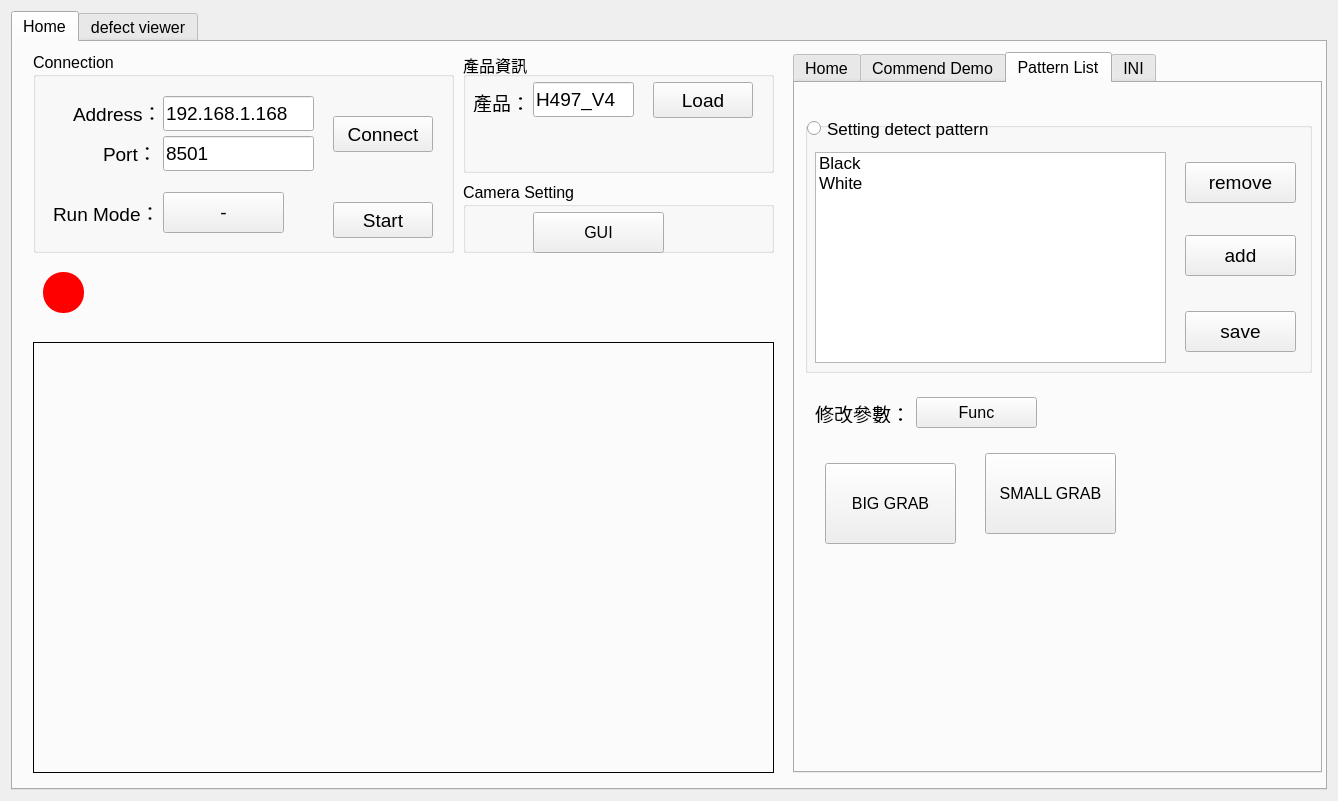
This is widget.ui in hsinying-tsai/CT2 as Qt 5 draws it before an edit. The edited form follows.
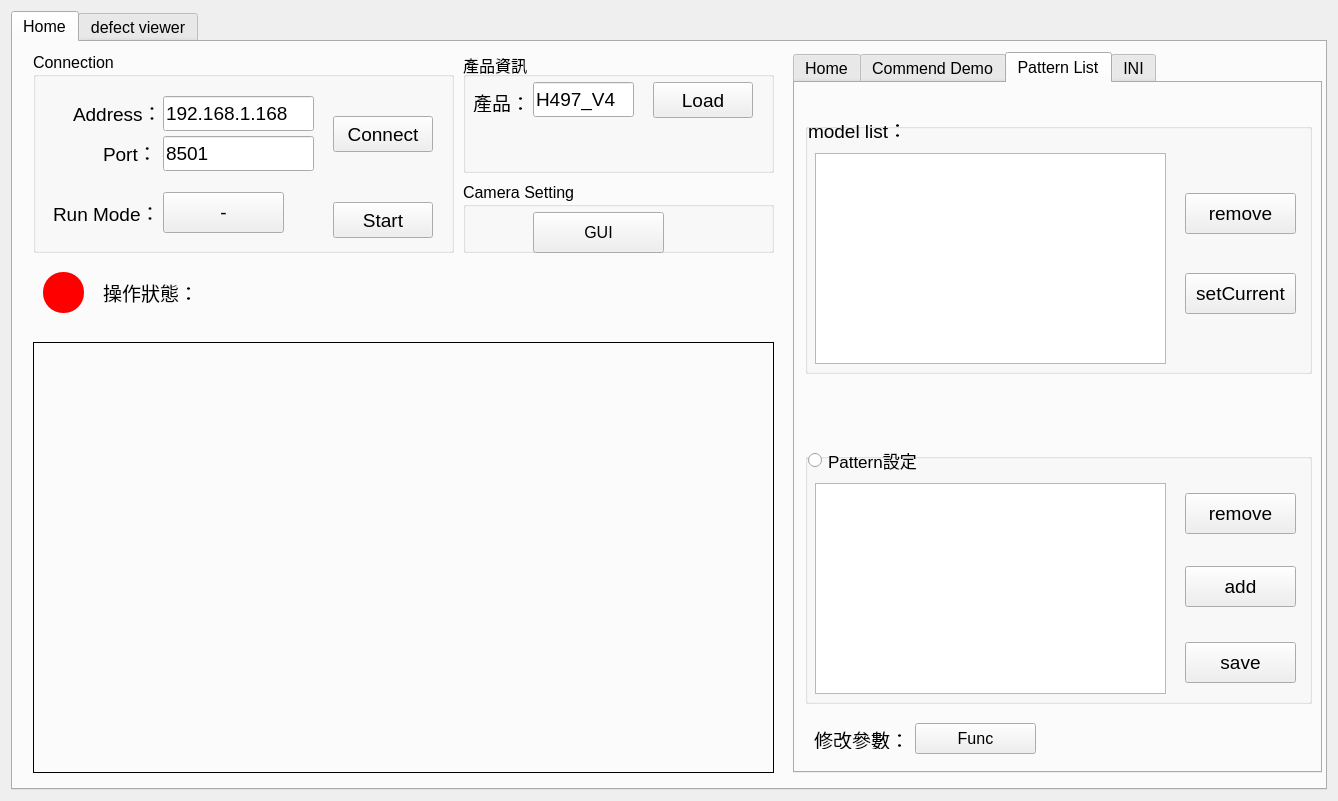
This is the edited form. Custom widgets are drawn as their Qt base class.

```diff
--- a/widget.ui
+++ b/widget.ui
@@ -775,7 +775,7 @@
          <property name="geometry">
           <rect>
            <x>10</x>
-           <y>39</y>
+           <y>370</y>
            <width>507</width>
            <height>251</height>
           </rect>
@@ -859,34 +859,6 @@
           <property name="dragDropMode">
            <enum>QAbstractItemView::InternalMove</enum>
           </property>
-          <item>
-           <property name="text">
-            <string>Black</string>
-           </property>
-           <property name="font">
-            <font>
-             <strikeout>false</strikeout>
-             <kerning>true</kerning>
-            </font>
-           </property>
-           <property name="flags">
-            <set>ItemIsSelectable|ItemIsEditable|ItemIsDragEnabled|ItemIsUserCheckable|ItemIsEnabled</set>
-           </property>
-          </item>
-          <item>
-           <property name="text">
-            <string>White</string>
-           </property>
-           <property name="font">
-            <font>
-             <underline>false</underline>
-             <stylestrategy>PreferAntialias</stylestrategy>
-            </font>
-           </property>
-           <property name="flags">
-            <set>ItemIsSelectable|ItemIsEditable|ItemIsDragEnabled|ItemIsUserCheckable|ItemIsEnabled</set>
-           </property>
-          </item>
          </widget>
          <widget class="QPushButton" name="puB_add">
           <property name="geometry">
@@ -911,8 +883,8 @@
         <widget class="QPushButton" name="pushButton_func">
          <property name="geometry">
           <rect>
-           <x>121</x>
-           <y>314</y>
+           <x>120</x>
+           <y>640</y>
            <width>121</width>
            <height>31</height>
           </rect>
@@ -924,8 +896,8 @@
         <widget class="QRadioButton" name="radioButton">
          <property name="geometry">
           <rect>
-           <x>12</x>
-           <y>34</y>
+           <x>13</x>
+           <y>366</y>
            <width>201</width>
            <height>23</height>
           </rect>
@@ -936,14 +908,14 @@
           </font>
          </property>
          <property name="text">
-          <string>Setting detect pattern</string>
+          <string>Pattern設定</string>
          </property>
         </widget>
         <widget class="QLabel" name="label_5">
          <property name="geometry">
           <rect>
-           <x>20</x>
-           <y>320</y>
+           <x>19</x>
+           <y>646</y>
            <width>111</width>
            <height>20</height>
           </rect>
@@ -957,30 +929,112 @@
           <string>修改參數：</string>
          </property>
         </widget>
-        <widget class="QPushButton" name="puB_bigGrab">
+        <widget class="QGroupBox" name="groupBox_5">
          <property name="geometry">
           <rect>
-           <x>30</x>
-           <y>380</y>
-           <width>131</width>
-           <height>81</height>
+           <x>10</x>
+           <y>40</y>
+           <width>507</width>
+           <height>251</height>
           </rect>
          </property>
-         <property name="text">
-          <string>BIG GRAB</string>
+         <property name="font">
+          <font>
+           <stylestrategy>NoAntialias</stylestrategy>
+          </font>
          </property>
+         <property name="styleSheet">
+          <string notr="true">groupBox-&gt;setStyleSheet(&quot;background-color: transparent;&quot;); </string>
+         </property>
+         <property name="title">
+          <string/>
+         </property>
+         <widget class="QPushButton" name="puB_setCur_m">
+          <property name="geometry">
+           <rect>
+            <x>380</x>
+            <y>150</y>
+            <width>111</width>
+            <height>41</height>
+           </rect>
+          </property>
+          <property name="font">
+           <font>
+            <pointsize>14</pointsize>
+            <stylestrategy>PreferDefault</stylestrategy>
+           </font>
+          </property>
+          <property name="text">
+           <string>setCurrent</string>
+          </property>
+         </widget>
+         <widget class="QPushButton" name="puB_remove_m">
+          <property name="geometry">
+           <rect>
+            <x>380</x>
+            <y>70</y>
+            <width>111</width>
+            <height>41</height>
+           </rect>
+          </property>
+          <property name="font">
+           <font>
+            <pointsize>14</pointsize>
+            <stylestrategy>PreferDefault</stylestrategy>
+           </font>
+          </property>
+          <property name="text">
+           <string>remove</string>
+          </property>
+         </widget>
+         <widget class="QListWidget" name="list_model">
+          <property name="geometry">
+           <rect>
+            <x>10</x>
+            <y>30</y>
+            <width>351</width>
+            <height>211</height>
+           </rect>
+          </property>
+          <property name="sizePolicy">
+           <sizepolicy hsizetype="Expanding" vsizetype="Expanding">
+            <horstretch>0</horstretch>
+            <verstretch>0</verstretch>
+           </sizepolicy>
+          </property>
+          <property name="font">
+           <font>
+            <pointsize>13</pointsize>
+            <stylestrategy>PreferDefault</stylestrategy>
+           </font>
+          </property>
+          <property name="dragEnabled">
+           <bool>false</bool>
+          </property>
+          <property name="dragDropOverwriteMode">
+           <bool>true</bool>
+          </property>
+          <property name="dragDropMode">
+           <enum>QAbstractItemView::InternalMove</enum>
+          </property>
+         </widget>
         </widget>
-        <widget class="QPushButton" name="puB_samllGrab">
+        <widget class="QLabel" name="label_7">
          <property name="geometry">
           <rect>
-           <x>190</x>
-           <y>370</y>
-           <width>131</width>
-           <height>81</height>
+           <x>13</x>
+           <y>36</y>
+           <width>111</width>
+           <height>20</height>
           </rect>
          </property>
+         <property name="font">
+          <font>
+           <pointsize>14</pointsize>
+          </font>
+         </property>
          <property name="text">
-          <string>SMALL GRAB</string>
+          <string>model list：</string>
          </property>
         </widget>
        </widget>
@@ -1267,6 +1321,32 @@
           <string>save</string>
          </property>
         </widget>
+        <widget class="QPushButton" name="puB_bigGrab">
+         <property name="geometry">
+          <rect>
+           <x>70</x>
+           <y>340</y>
+           <width>131</width>
+           <height>81</height>
+          </rect>
+         </property>
+         <property name="text">
+          <string>BIG GRAB</string>
+         </property>
+        </widget>
+        <widget class="QPushButton" name="puB_samllGrab">
+         <property name="geometry">
+          <rect>
+           <x>230</x>
+           <y>330</y>
+           <width>131</width>
+           <height>81</height>
+          </rect>
+         </property>
+         <property name="text">
+          <string>SMALL GRAB</string>
+         </property>
+        </widget>
        </widget>
       </widget>
       <widget class="QGroupBox" name="groupBox_6">
@@ -1564,6 +1644,42 @@
         </property>
        </widget>
       </widget>
+      <widget class="QLabel" name="label_3">
+       <property name="geometry">
+        <rect>
+         <x>90</x>
+         <y>230</y>
+         <width>101</width>
+         <height>41</height>
+        </rect>
+       </property>
+       <property name="font">
+        <font>
+         <pointsize>14</pointsize>
+        </font>
+       </property>
+       <property name="text">
+        <string>操作狀態：</string>
+       </property>
+      </widget>
+      <widget class="QLabel" name="lbl_state">
+       <property name="geometry">
+        <rect>
+         <x>190</x>
+         <y>226</y>
+         <width>571</width>
+         <height>51</height>
+        </rect>
+       </property>
+       <property name="font">
+        <font>
+         <pointsize>14</pointsize>
+        </font>
+       </property>
+       <property name="text">
+        <string/>
+       </property>
+      </widget>
      </widget>
      <widget class="QWidget" name="tab_2">
       <attribute name="title">
```
Left out of the diff: 24 changed lines with no effect on the pictures.
